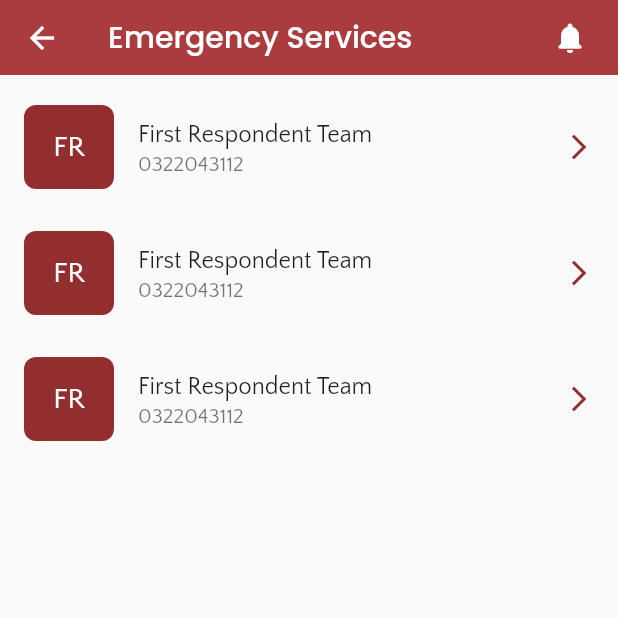
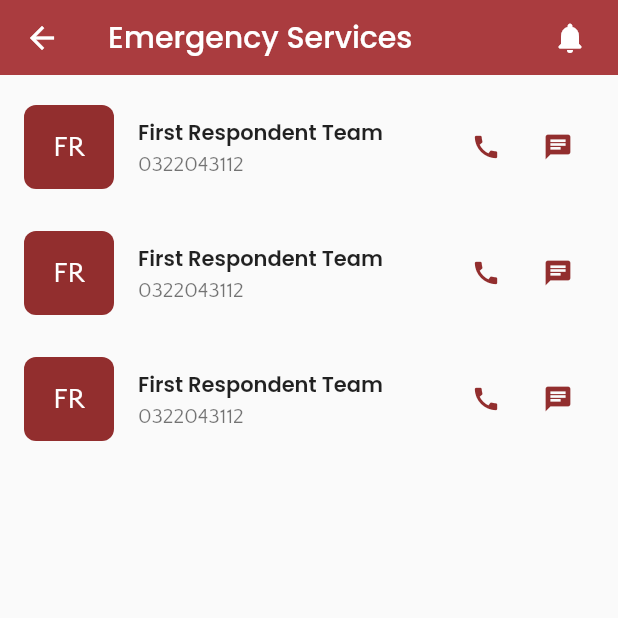
Before and after one commit to Dredayduncan/MySafeCampus, a Flutter app: the EmergencyServices screen opened directly, on a phone screen of 412 x 824 dp, the top half of it. Run offline on Flutter 3.47's test engine with Material 2 defaults, Android fonts, the phone set to English and light mode, and no system bars; our stand-ins replace dots_indicator, firebase_auth, firebase_core, flutter_spinkit, shared_preferences; missing offline and left inert: flutter_phone_direct_caller; accounts and stored records are empty.

Commit message:
Completed hsitory page and working on emergency button

```diff
--- a/lib/views/emergency_services.dart
+++ b/lib/views/emergency_services.dart
@@ -1,6 +1,6 @@
 import 'package:flutter/material.dart';
 import 'package:my_safe_campus/widgets/custom_appbar.dart';
-import 'package:my_safe_campus/constants.dart';
+import 'package:my_safe_campus/widgets/custom_list_tile.dart';
 
 class EmergencyServices extends StatefulWidget {
   const EmergencyServices({Key? key}) : super(key: key);
@@ -27,38 +27,11 @@ class _EmergencyServicesState extends State<EmergencyServices> {
           itemBuilder: (BuildContext context, int index) {
             return Padding(
               padding: const EdgeInsets.only(top: 12.0),
-              child: ListTile(
-                leading: ClipRRect(
-                  borderRadius: BorderRadius.circular(8.0),
-                  child: Container(
-                    height: 70.0,
-                    width: 60.0,
-                    color: kDefaultBackground,
-                    child: Center(
-                        child: Text(
-                      contacts[index]["label"],
-                      style: const TextStyle(
-                        color: Colors.white,
-                        fontFamily: 'Quattrocentro',
-                        fontSize: 20.0,
-                      ),
-                    )),
-                  ),
-                ),
-                title: Text(
-                  contacts[index]["title"],
-                  style: TextStyle(fontFamily: 'Quattrocentro'),
-                ),
-                subtitle: Text(
-                  contacts[index]['subtitle'],
-                  style: TextStyle(fontFamily: 'Quattrocentro'),
-                ),
-                trailing: const Icon(
-                  Icons.arrow_forward_ios,
-                  size: 20.0,
-                  color: kDefaultBackground,
-                ),
-              ),
+              child: CustomListTile(
+                title: contacts[index]["title"],
+                label: contacts[index]["label"],
+                subtitle: contacts[index]["subtitle"],
+              )
             );
           }),
     );
--- a/lib/views/login.dart
+++ b/lib/views/login.dart
@@ -94,6 +94,7 @@ class _LoginState extends State<Login> {
                           CustomTextField(
                             controller: _passController,
                             hintText: 'Password',
+                            obscureText: true,
                             icon: Icons.lock,
                             onChanged: (value) {
                               setState(() {
--- /dev/null
+++ b/lib/widgets/custom_list_tile.dart
@@ -0,0 +1,96 @@
+import 'package:flutter/material.dart';
+import 'package:flutter_phone_direct_caller/flutter_phone_direct_caller.dart';
+
+import '../constants.dart';
+
+class CustomListTile extends StatelessWidget {
+  final String title;
+  final String subtitle;
+  final String label;
+
+  const CustomListTile({
+    Key? key,
+    required this.title,
+    required this.subtitle,
+    required this.label,
+  }) : super(key: key);
+
+  @override
+  Widget build(BuildContext context) {
+    return ListTile(
+      leading: ClipRRect(
+        borderRadius: BorderRadius.circular(8.0),
+        child: Container(
+          height: 70.0,
+          width: 60.0,
+          color: kDefaultBackground,
+          child: Center(
+            child: Text(
+              label,
+              style: const TextStyle(
+                color: Colors.white,
+                fontFamily: 'Quattrocentro',
+                fontSize: 20.0,
+              ),
+            )
+          ),
+        ),
+      ),
+      title: Text(
+        title,
+        style: const TextStyle(
+          fontFamily: 'Poppins',
+          fontSize: 14.0,
+          fontWeight: FontWeight.w600
+        ),
+      ),
+      subtitle: Text(
+        subtitle,
+        style: const TextStyle(fontFamily: 'Quattrocentro'),
+      ),
+      trailing: Row(
+        mainAxisSize: MainAxisSize.min,
+        children: [
+          IconButton(
+            icon: Icon(Icons.call),
+            iconSize: 20.0,
+            color: kDefaultBackground,
+            onPressed: () {
+              _callNumber(subtitle).then((value) {
+                if (value == false){
+                  return showDialog(
+                    context: context,
+                    builder: (BuildContext context) =>
+                        AlertDialog(
+                          title: const Text('Error'),
+                          content: Text(
+                              'Unable to connect to $title'),
+                          actions: <Widget>[
+                            TextButton(
+                              onPressed: () =>
+                                  Navigator.pop(context, 'OK'),
+                              child: const Text('OK'),
+                            ),
+                          ],
+                        ),
+                  );
+                }
+              });
+            },
+          ),
+          IconButton(
+            icon: Icon(Icons.chat),
+            iconSize: 20.0,
+            color: kDefaultBackground,
+            onPressed: () {},
+          ),
+        ],
+      ),
+    );
+  }
+
+  Future<bool?> _callNumber(String number) async{
+    bool? res = await FlutterPhoneDirectCaller.callNumber(number);
+    return res;
+  }
+}
--- a/lib/widgets/custom_textfield.dart
+++ b/lib/widgets/custom_textfield.dart
@@ -8,14 +8,16 @@ class CustomTextField extends StatelessWidget {
   final IconData icon;
   final Function(String) onChanged;
   final String? Function(String?)? validator;
+  bool obscureText;
 
-  const CustomTextField({
+  CustomTextField({
     Key? key,
     required this.controller,
     required this.hintText,
     required this.onChanged,
     required this.validator,
     required this.icon,
+    this.obscureText = false
   }) : super(key: key);
 
   @override
@@ -24,6 +26,7 @@ class CustomTextField extends StatelessWidget {
       controller: controller,
       onChanged: onChanged,
       validator: validator,
+      obscureText: obscureText,
       style: const TextStyle(color: kDarkTextColor),
       decoration: InputDecoration(
         hintText: hintText,
--- a/pubspec.yaml
+++ b/pubspec.yaml
@@ -33,6 +33,7 @@ dependencies:
   flutter_local_notifications:
   audioplayers:
   shared_preferences: ^2.0.13
+  url_launcher:
 
   flutter:
     sdk: flutter
```
Also changed, not shown: lib/views/history.dart (+66 -8 lines), lib/views/issue_reporting.dart (+22 -1 lines), lib/widgets/custom_history_tile.dart (added, +48 -0 lines), lib/widgets/custom_tab_label.dart (added, +22 -0 lines), pubspec.lock.
